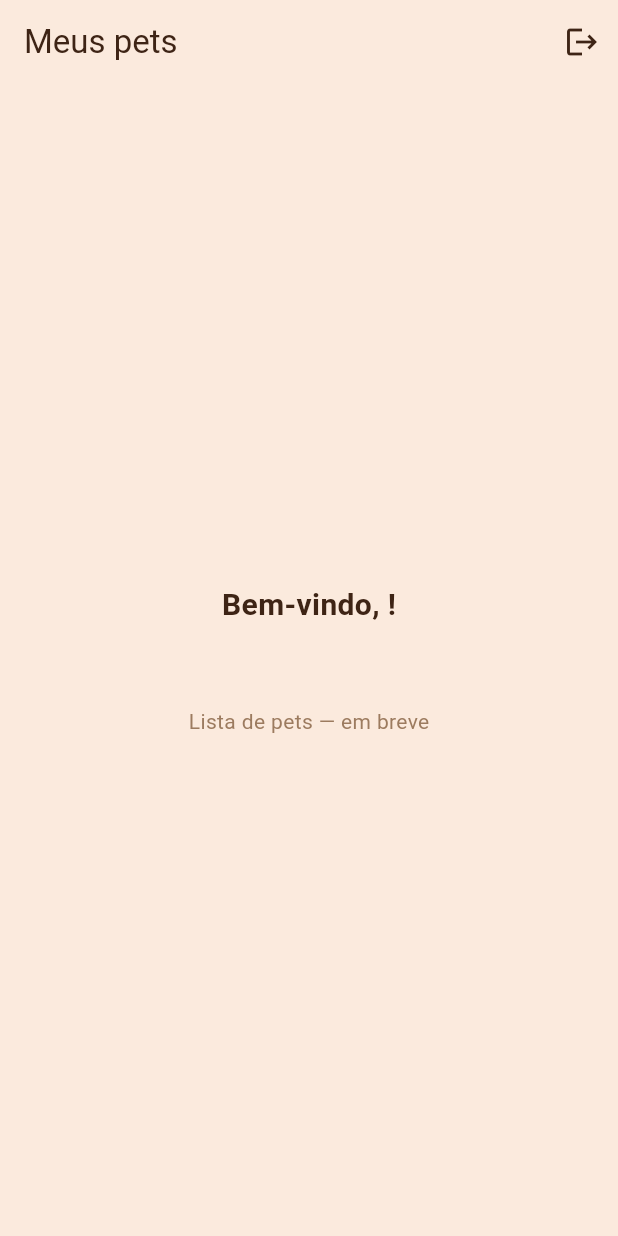
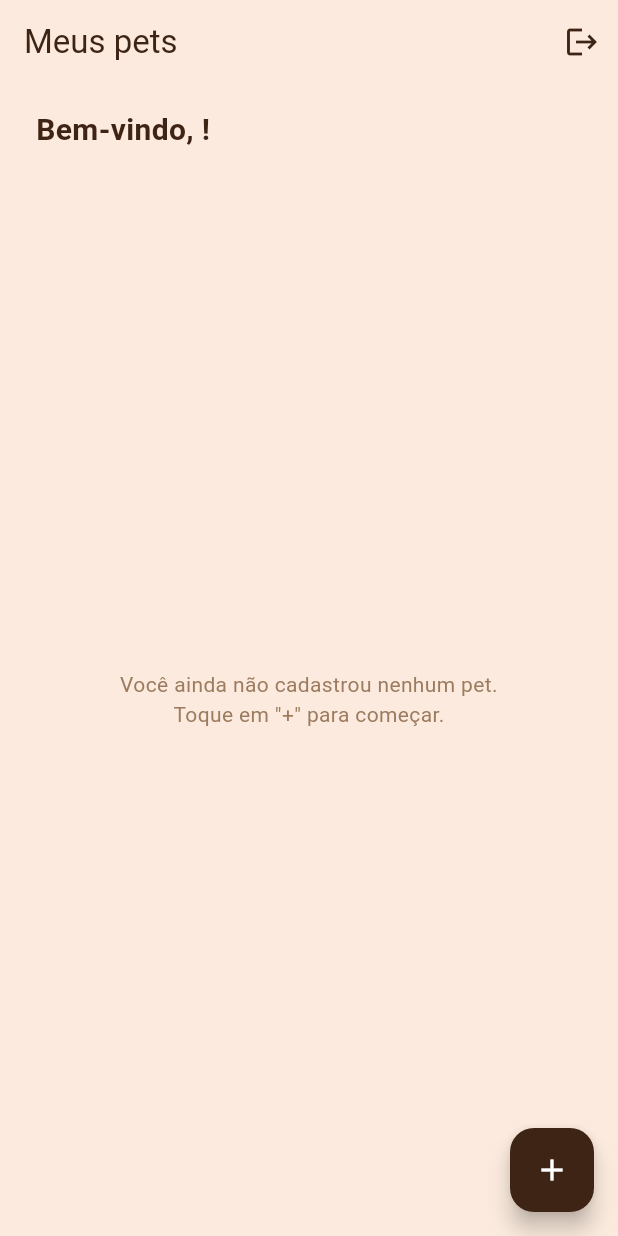
Before and after one commit to AleksGustavo/PetConnect, a Flutter app: the screen it shows once a user with an empty profile is signed in, on a phone screen of 412 x 824 dp. Run offline on Flutter 3.47's test engine with Material 3 defaults, Android fonts, the phone set to English and light mode, and no system bars; our stand-ins replace cloud_firestore, firebase_auth, firebase_core, flutter_riverpod, go_router; accounts and stored records are empty; generated files the repository leaves out were written again.

Commit message:
feat: gestão de pets (cadastro, listagem, edição e exclusão) (#2)
Merge automatico: flutter analyze sem problemas e flutter test (fluxo completo de gestao de pets) passou.

```diff
--- /dev/null
+++ b/lib/features/pet/data/firebase_pet_repository.dart
@@ -0,0 +1,48 @@
+import 'package:cloud_firestore/cloud_firestore.dart';
+
+import '../domain/pet.dart';
+import '../domain/pet_repository.dart';
+
+class FirebasePetRepository implements PetRepository {
+  FirebasePetRepository({required FirebaseFirestore firestore}) : _firestore = firestore;
+
+  final FirebaseFirestore _firestore;
+
+  CollectionReference<Map<String, dynamic>> get _pets => _firestore.collection('Pets');
+
+  @override
+  Stream<List<Pet>> watchPets(String userId) {
+    // Filtra por userId (RF12) — isolamento também é reforçado pelas regras
+    // de segurança do Firestore (docs/seguranca.md), não só aqui na query.
+    return _pets.where('userId', isEqualTo: userId).snapshots().map((snapshot) {
+      final pets = snapshot.docs.map((doc) => Pet.fromMap(doc.id, doc.data())).toList();
+      pets.sort((a, b) => a.nome.compareTo(b.nome));
+      return pets;
+    });
+  }
+
+  @override
+  Stream<Pet?> watchPet(String petId) {
+    return _pets.doc(petId).snapshots().map((doc) {
+      final data = doc.data();
+      if (!doc.exists || data == null) return null;
+      return Pet.fromMap(doc.id, data);
+    });
+  }
+
+  @override
+  Future<String> createPet(Pet pet) async {
+    final doc = await _pets.add(pet.toMap());
+    return doc.id;
+  }
+
+  @override
+  Future<void> updatePet(Pet pet) async {
+    await _pets.doc(pet.id).update(pet.toMap());
+  }
+
+  @override
+  Future<void> deletePet(String petId) async {
+    await _pets.doc(petId).delete();
+  }
+}
--- /dev/null
+++ b/lib/features/pet/domain/pet_repository.dart
@@ -0,0 +1,22 @@
+import 'pet.dart';
+
+/// Interface do repositório de pets — a UI e os providers dependem desta
+/// abstração, não do Firebase diretamente (ver docs/arquitetura.md).
+abstract class PetRepository {
+  /// Observa os pets pertencentes a [userId] (RF11). A implementação deve
+  /// garantir que nenhum pet de outro tutor seja retornado (RF12).
+  Stream<List<Pet>> watchPets(String userId);
+
+  /// Observa um único pet pelo [petId] (RF15), emitindo `null` se não
+  /// existir (ou tiver sido excluído).
+  Stream<Pet?> watchPet(String petId);
+
+  /// Cria um novo pet (RF10) e retorna o id gerado.
+  Future<String> createPet(Pet pet);
+
+  /// Atualiza os dados de um pet já cadastrado (RF13).
+  Future<void> updatePet(Pet pet);
+
+  /// Exclui um pet (RF14).
+  Future<void> deletePet(String petId);
+}
--- /dev/null
+++ b/lib/features/pet/presentation/providers/pet_providers.dart
@@ -0,0 +1,29 @@
+import 'package:flutter_riverpod/flutter_riverpod.dart';
+
+import '../../../usuario/presentation/providers/auth_providers.dart';
+import '../../data/firebase_pet_repository.dart';
+import '../../domain/pet.dart';
+import '../../domain/pet_repository.dart';
+
+final petRepositoryProvider = Provider<PetRepository>((ref) {
+  return FirebasePetRepository(firestore: ref.watch(firestoreProvider));
+});
+
+/// Pets do tutor autenticado (RF11). Vazio (sem emitir erro) enquanto
+/// deslogado — a rota já redireciona para o login nesse caso.
+///
+/// Depende de [currentUsuarioProvider] (não de [authStateChangesProvider]
+/// diretamente) porque `Usuario.id` já é o uid do Firebase Auth (ver
+/// docs/modelo-dados-firestore.md) e é um tipo simples de fake em testes,
+/// ao contrário do `User` do pacote firebase_auth.
+final petsProvider = StreamProvider<List<Pet>>((ref) {
+  final usuario = ref.watch(currentUsuarioProvider).valueOrNull;
+  if (usuario == null) return Stream.value(const []);
+  return ref.watch(petRepositoryProvider).watchPets(usuario.id);
+});
+
+/// Um pet específico pelo id (RF15). `family` porque a tela de detalhe/edição
+/// é reaberta com um id diferente a cada navegação.
+final petProvider = StreamProvider.family<Pet?, String>((ref, petId) {
+  return ref.watch(petRepositoryProvider).watchPet(petId);
+});
--- a/lib/features/usuario/presentation/screens/home_screen.dart
+++ b/lib/features/usuario/presentation/screens/home_screen.dart
@@ -1,18 +1,21 @@
 import 'package:flutter/material.dart';
 import 'package:flutter_riverpod/flutter_riverpod.dart';
+import 'package:go_router/go_router.dart';
 
 import '../../../../core/theme/app_colors.dart';
+import '../../../pet/presentation/providers/pet_providers.dart';
+import '../../../pet/presentation/widgets/pet_card.dart';
 import '../providers/auth_providers.dart';
 
-/// Placeholder da Home — lista de pets (RF11), criar pet e configurações
-/// de conta entram em uma próxima etapa. Por ora, confirma que o login
-/// funcionou e permite sair.
+/// Home do tutor: lista os pets vinculados à conta (RF11), com atalho para
+/// cadastrar um novo (RF10) e permitir sair.
 class HomeScreen extends ConsumerWidget {
   const HomeScreen({super.key});
 
   @override
   Widget build(BuildContext context, WidgetRef ref) {
     final usuarioAsync = ref.watch(currentUsuarioProvider);
+    final petsAsync = ref.watch(petsProvider);
 
     return Scaffold(
       backgroundColor: AppColors.background,
@@ -28,15 +31,27 @@ class HomeScreen extends ConsumerWidget {
           ),
         ],
       ),
+      floatingActionButton: FloatingActionButton(
+        onPressed: () => context.push('/pet/novo'),
+        backgroundColor: AppColors.brandDark,
+        tooltip: 'Cadastrar pet',
+        child: const Icon(Icons.add, color: AppColors.textOnBrand),
+      ),
       body: SafeArea(
-        child: Center(
         child: usuarioAsync.when(
-            data: (usuario) => Padding(
-              padding: const EdgeInsets.all(24),
-              child: Column(
-                mainAxisSize: MainAxisSize.min,
+          loading: () => const Center(child: CircularProgressIndicator()),
+          error: (_, __) => const Center(
+            child: Text(
+              'Não foi possível carregar seus dados.',
+              style: TextStyle(color: AppColors.error),
+            ),
+          ),
+          data: (usuario) => Column(
+            crossAxisAlignment: CrossAxisAlignment.start,
             children: [
-                  Text(
+              Padding(
+                padding: const EdgeInsets.fromLTRB(24, 16, 24, 8),
+                child: Text(
                   usuario != null ? 'Bem-vindo, ${usuario.nome}!' : 'Bem-vindo!',
                   style: const TextStyle(
                     fontSize: 20,
@@ -44,23 +59,46 @@ class HomeScreen extends ConsumerWidget {
                     color: AppColors.textPrimary,
                   ),
                 ),
-                  if (usuario != null) ...[
-                    const SizedBox(height: 8),
-                    Text(usuario.email, style: const TextStyle(color: AppColors.textMuted)),
-                  ],
-                  const SizedBox(height: 24),
-                  const Text(
-                    'Lista de pets — em breve',
+              ),
+              Expanded(
+                child: petsAsync.when(
+                  loading: () => const Center(child: CircularProgressIndicator()),
+                  error: (_, __) => const Center(
+                    child: Text(
+                      'Não foi possível carregar seus pets.',
+                      style: TextStyle(color: AppColors.error),
+                    ),
+                  ),
+                  data: (pets) {
+                    if (pets.isEmpty) {
+                      return const Center(
+                        child: Padding(
+                          padding: EdgeInsets.all(24),
+                          child: Text(
+                            'Você ainda não cadastrou nenhum pet.\nToque em "+" para começar.',
+                            textAlign: TextAlign.center,
                             style: TextStyle(color: AppColors.textMuted),
                           ),
-                ],
+                        ),
+                      );
+                    }
+
+                    return ListView.separated(
+                      padding: const EdgeInsets.fromLTRB(24, 8, 24, 96),
+                      itemCount: pets.length,
+                      separatorBuilder: (_, __) => const SizedBox(height: 12),
+                      itemBuilder: (context, index) {
+                        final pet = pets[index];
+                        return PetCard(
+                          pet: pet,
+                          onTap: () => context.push('/pet/${pet.id}'),
+                        );
+                      },
+                    );
+                  },
                 ),
               ),
-            loading: () => const CircularProgressIndicator(),
-            error: (_, __) => const Text(
-              'Não foi possível carregar seus dados.',
-              style: TextStyle(color: AppColors.error),
-            ),
+            ],
           ),
         ),
       ),
--- a/lib/routing/app_router.dart
+++ b/lib/routing/app_router.dart
@@ -4,6 +4,9 @@ import 'package:go_router/go_router.dart';
 import '../features/auth/presentation/screens/cadastro_screen.dart';
 import '../features/auth/presentation/screens/esqueci_senha_screen.dart';
 import '../features/auth/presentation/screens/login_screen.dart';
+import '../features/pet/domain/pet.dart';
+import '../features/pet/presentation/screens/pet_detail_screen.dart';
+import '../features/pet/presentation/screens/pet_form_screen.dart';
 import '../features/usuario/presentation/providers/auth_providers.dart';
 import '../features/usuario/presentation/screens/home_screen.dart';
 
@@ -43,6 +46,18 @@ final appRouterProvider = Provider<GoRouter>((ref) {
         path: '/home',
         builder: (context, state) => const HomeScreen(),
       ),
+      GoRoute(
+        path: '/pet/novo',
+        builder: (context, state) => const PetFormScreen(),
+      ),
+      GoRoute(
+        path: '/pet/:id',
+        builder: (context, state) => PetDetailScreen(petId: state.pathParameters['id']!),
+      ),
+      GoRoute(
+        path: '/pet/:id/editar',
+        builder: (context, state) => PetFormScreen(pet: state.extra as Pet?),
+      ),
     ],
   );
 });
```
Also changed, not shown: lib/features/pet/presentation/screens/pet_detail_screen.dart (added, +162 -0 lines), lib/features/pet/presentation/screens/pet_form_screen.dart (added, +238 -0 lines), lib/features/pet/presentation/widgets/pet_card.dart (added, +65 -0 lines), 7 other files. Lines whose indentation alone changed are shown as unchanged.
